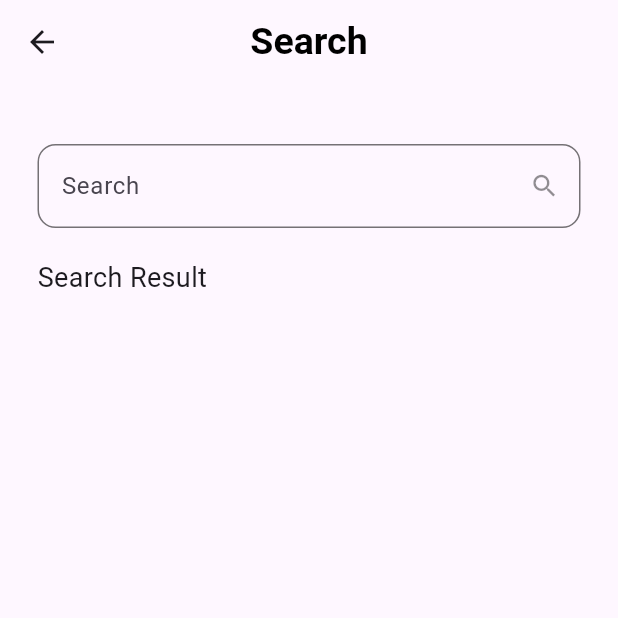
After one commit to moelsayed1/news_app_eyego, a Flutter app: the SearchScreen screen opened directly, on a phone screen of 412 x 824 dp, the top half of it. The commit adds this screen. Run offline on Flutter 3.47's test engine with Material 3 defaults, Android fonts, the phone set to English and light mode, and no system bars; our stand-ins replace cached_network_image, dio, firebase_auth, firebase_core, flutter_screenutil, get and 3 more; accounts and stored records are empty.

Commit message:
commit last updates

```diff
--- /dev/null
+++ b/lib/Features/home/data/models/article_model.dart
@@ -0,0 +1,22 @@
+class ArticleModel {
+  final String? image;
+  final String title;
+  final String? subTitle;
+  final String? url;
+
+  ArticleModel({
+    required this.image,
+    required this.title,
+    required this.subTitle,
+    required this.url,
+  });
+
+  factory ArticleModel.fromJson(Map<String, dynamic> json) {
+    return ArticleModel(
+      image: json['urlToImage'] as String?,
+      title: json['title'] != null ? json['title'] as String : 'No Title',
+      subTitle: json['description'] as String?,
+      url: json['url'] as String?,
+    );
+  }
+}
--- a/lib/Features/home/ui/views/widgets/news_list_view_builder.dart
+++ b/lib/Features/home/ui/views/widgets/news_list_view_builder.dart
@@ -1,7 +1,7 @@
 import 'package:dio/dio.dart';
 import 'package:flutter/material.dart';
-import 'package:news_app_eyego/Core/networking/news_services.dart';
-import 'package:news_app_eyego/Features/home/data/models/artical_model.dart';
+import 'package:news_app_eyego/Core/networking/news_service.dart';
+import 'package:news_app_eyego/Features/home/data/models/article_model.dart';
 import 'package:news_app_eyego/Features/home/ui/views/widgets/news_list_view.dart';
 
 
--- /dev/null
+++ b/lib/Features/search/ui/search_screen.dart
@@ -0,0 +1,24 @@
+import 'package:flutter/material.dart';
+import 'package:news_app_eyego/Features/search/ui/widgets/search_screen_body.dart';
+
+class SearchScreen extends StatelessWidget {
+  const SearchScreen({super.key});
+
+  @override
+  Widget build(BuildContext context) {
+    return Scaffold(
+      appBar: AppBar(
+        centerTitle: true,
+        title: const Text(
+          'Search',
+          style: TextStyle(
+            color: Colors.black,
+            fontSize: 25,
+            fontWeight: FontWeight.bold,
+          ),
+        ),
+      ),
+      body: SearchScreenBody(),
+    );
+  }
+}
--- /dev/null
+++ b/lib/Features/search/ui/widgets/custom_search_text_field.dart
@@ -0,0 +1,36 @@
+import 'package:flutter/material.dart';
+
+class CustomSearchTextField extends StatelessWidget {
+  const CustomSearchTextField({super.key, this.onChanged});
+
+  final Function(String)? onChanged;
+
+  @override
+  Widget build(BuildContext context) {
+    return TextField(
+      onChanged: onChanged,
+      decoration: InputDecoration(
+        hintText: 'Search',
+        suffixIcon: const Opacity(
+          opacity: 0.8,
+          child: Icon(
+            Icons.search,
+            color: Colors.black54,
+            size: 20,
+          ),
+        ),
+        enabledBorder: buildOutlineInputBorder(),
+        focusedBorder: buildOutlineInputBorder(),
+      ),
+    );
+  }
+
+  OutlineInputBorder buildOutlineInputBorder() {
+    return OutlineInputBorder(
+      borderRadius: BorderRadius.circular(12),
+      borderSide: const BorderSide(
+        color: Colors.black54,
+      ),
+    );
+  }
+}
--- /dev/null
+++ b/lib/Features/search/ui/widgets/search_screen_body.dart
@@ -0,0 +1,49 @@
+import 'package:flutter/material.dart';
+import 'package:get/get.dart';
+import 'package:news_app_eyego/Core/controllers/search_controller.dart';
+import 'package:news_app_eyego/Features/search/ui/widgets/search_result_list_view.dart';
+import 'custom_search_text_field.dart';
+
+class SearchScreenBody extends StatelessWidget {
+  SearchScreenBody({super.key});
+
+  final ArticlesSearchController controller =
+  Get.put(ArticlesSearchController());
+
+  @override
+  Widget build(BuildContext context) {
+    return Padding(
+      padding: const EdgeInsets.symmetric(horizontal: 25),
+      child: Column(
+        crossAxisAlignment: CrossAxisAlignment.start,
+        children: [
+          const SizedBox(height: 40),
+          CustomSearchTextField(
+            onChanged: (query) {
+              controller.fetchSearchArticles(query: query);
+            },
+          ),
+          const SizedBox(height: 20),
+          const Text('Search Result', style: TextStyle(fontSize: 18)),
+          const SizedBox(height: 16),
+          Expanded(
+            child: Obx(() {
+              switch (controller.state.value) {
+                case ArticlesSearchStates.loading:
+                  return const Center(child: CircularProgressIndicator());
+                case ArticlesSearchStates.success:
+                  return const SearchResultListView();
+                case ArticlesSearchStates.failure:
+                  return Center(child: Text(controller.errorMessage.value));
+                case ArticlesSearchStates.empty:
+                  return const Center(child: Text('No results found'));
+                default:
+                  return const SizedBox.shrink();
+              }
+            }),
+          ),
+        ],
+      ),
+    );
+  }
+}
```
Also changed, not shown: lib/Core/helpers/shared_pref_helper.dart (added, +73 -0 lines), lib/Core/networking/news_service.dart (added, +34 -0 lines), lib/Core/services/news_service.dart (added, +35 -0 lines), lib/Core/widgets/custom_drawer.dart (added, +71 -0 lines), lib/Features/home/ui/views/widgets/news_list_view.dart (added, +24 -0 lines), lib/Features/login/ui/widgets/google_sign_in_btn.dart (added, +70 -0 lines), lib/Features/search/ui/widgets/search_result_list_view.dart (added, +96 -0 lines), lib/Features/signup/sign_up_screen.dart (added, +145 -0 lines).
